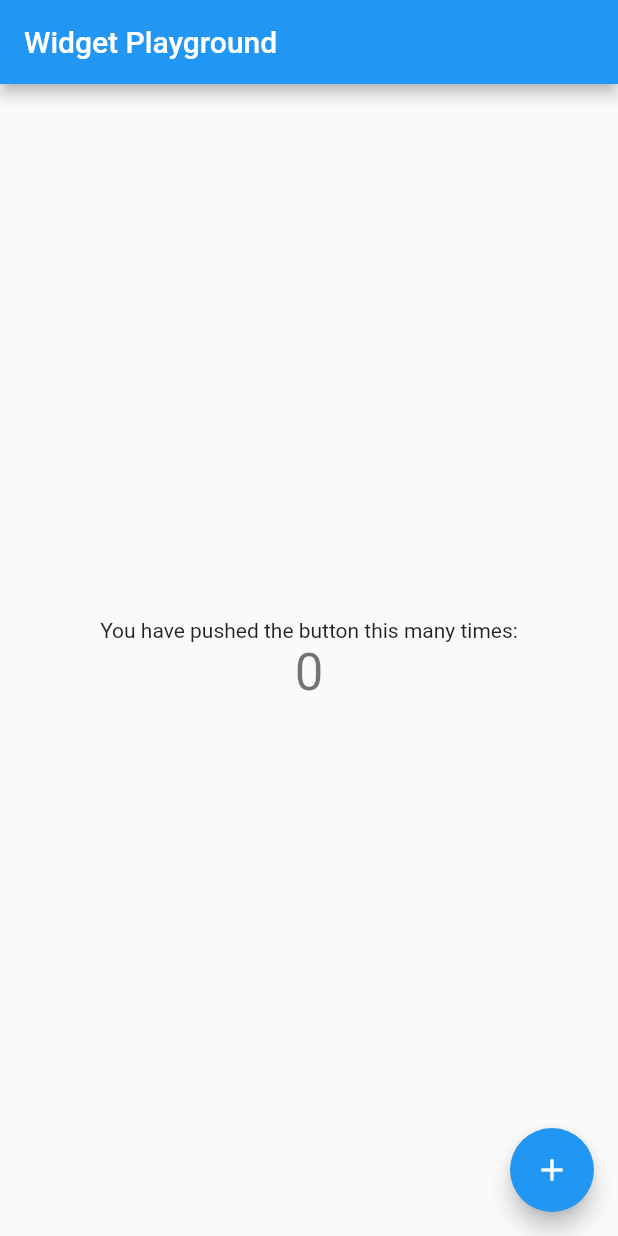
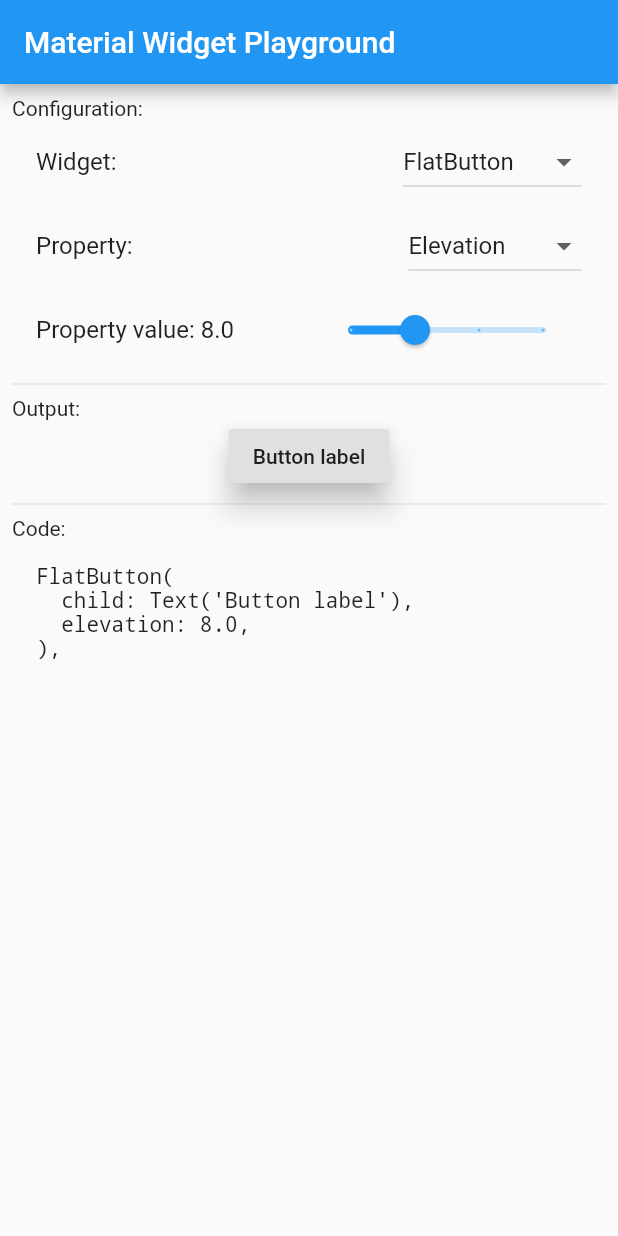
Before and after one commit to mit-mit/widget_playground, a Flutter app: the screen it shows after launch, on a phone screen of 412 x 824 dp. Run offline on Flutter 3.47's test engine with Material 2 defaults, Android fonts, the phone set to English and light mode, and no system bars.

Commit message:
First demo

```diff
--- a/lib/main.dart
+++ b/lib/main.dart
@@ -6,11 +6,11 @@ class MyApp extends StatelessWidget {
   @override
   Widget build(BuildContext context) {
     return MaterialApp(
-      title: 'Widget Playground',
+      title: 'Material Widget Playground',
       theme: ThemeData(
         primarySwatch: Colors.blue,
       ),
-      home: MyHomePage(title: 'Widget Playground'),
+      home: MyHomePage(title: 'Material Widget Playground'),
     );
   }
 }
@@ -24,13 +24,20 @@ class MyHomePage extends StatefulWidget {
   _MyHomePageState createState() => _MyHomePageState();
 }
 
+enum SupportedWidgets { FlatButton, RaisedButton }
+
 class _MyHomePageState extends State<MyHomePage> {
-  int _counter = 0;
+  String selectedWidget = 'FlatButton';
+  String selectedProperty = 'Elevation';
+  double configuredPadding = 8.0;
 
-  void _incrementCounter() {
-    setState(() {
-      _counter++;
-    });
+  String getCode(double padding) {
+    return """
+FlatButton(
+  child: Text('Button label'),
+  elevation: $padding,
+),
+""";
   }
 
   @override
@@ -39,25 +46,96 @@ class _MyHomePageState extends State<MyHomePage> {
       appBar: AppBar(
         title: Text(widget.title),
       ),
-      body: Center(
+      body: Padding(
+        padding: const EdgeInsets.all(8.0),
         child: Column(
-          mainAxisAlignment: MainAxisAlignment.center,
+          mainAxisAlignment: MainAxisAlignment.start,
+          crossAxisAlignment: CrossAxisAlignment.start,
           children: <Widget>[
-            Text(
-              'You have pushed the button this many times:',
+            Text('Configuration:'),
+            ListTile(
+              title: const Text('Widget:'),
+              trailing: DropdownButton<String>(
+                value: selectedWidget,
+                onChanged: (String newValue) {
+                  setState(() {
+                    selectedWidget = newValue;
+                  });
+                },
+                items: <String>[
+                  'FlatButton',
+                  'RaisedButton',
+                  'Checkbox',
+                  'Radio',
+                  'Switch'
+                ].map<DropdownMenuItem<String>>((String value) {
+                  return DropdownMenuItem<String>(
+                    value: value,
+                    child: Text(value),
+                  );
+                }).toList(),
+              ),
             ),
-            Text(
-              '$_counter',
-              style: Theme.of(context).textTheme.display1,
+            ListTile(
+              title: const Text('Property:'),
+              trailing: DropdownButton<String>(
+                value: selectedProperty,
+                onChanged: (String newValue) {
+                  setState(() {
+                    selectedProperty = newValue;
+                  });
+                },
+                items: <String>[
+                  'Elevation',
+                  'BorderShape',
+                  'Color',
+                  'SplashColor'
+                ].map<DropdownMenuItem<String>>((String value) {
+                  return DropdownMenuItem<String>(
+                    value: value,
+                    child: Text(value),
+                  );
+                }).toList(),
+              ),
+            ),
+            ListTile(
+              title: Text('Property value: ${configuredPadding.toString()}'),
+              trailing: SizedBox(
+                width: 180.0,
+                child: Slider(
+                  value: configuredPadding,
+                  min: 0.0,
+                  max: 24.0,
+                  divisions: 3,
+                  onChanged: (double value) {
+                    setState(() {
+                      configuredPadding = value;
+                    });
+                  },
+                ),
+              ),
+            ),
+            Divider(),
+            Text('Output:'),
+            Center(
+              child: RaisedButton(
+                child: Text('Button label'),
+                onPressed: () {},
+                elevation: configuredPadding,
+              ),
+            ),
+            Divider(),
+            Text('Code:'),
+            Padding(
+              padding: const EdgeInsets.all(16.0),
+              child: Text(
+                getCode(configuredPadding),
+                style: TextStyle(fontFamily: 'monospace'),
+              ),
             ),
           ],
         ),
       ),
-      floatingActionButton: FloatingActionButton(
-        onPressed: _incrementCounter,
-        tooltip: 'Increment',
-        child: Icon(Icons.add),
-      ), // This trailing comma makes auto-formatting nicer for build methods.
     );
   }
 }
```
